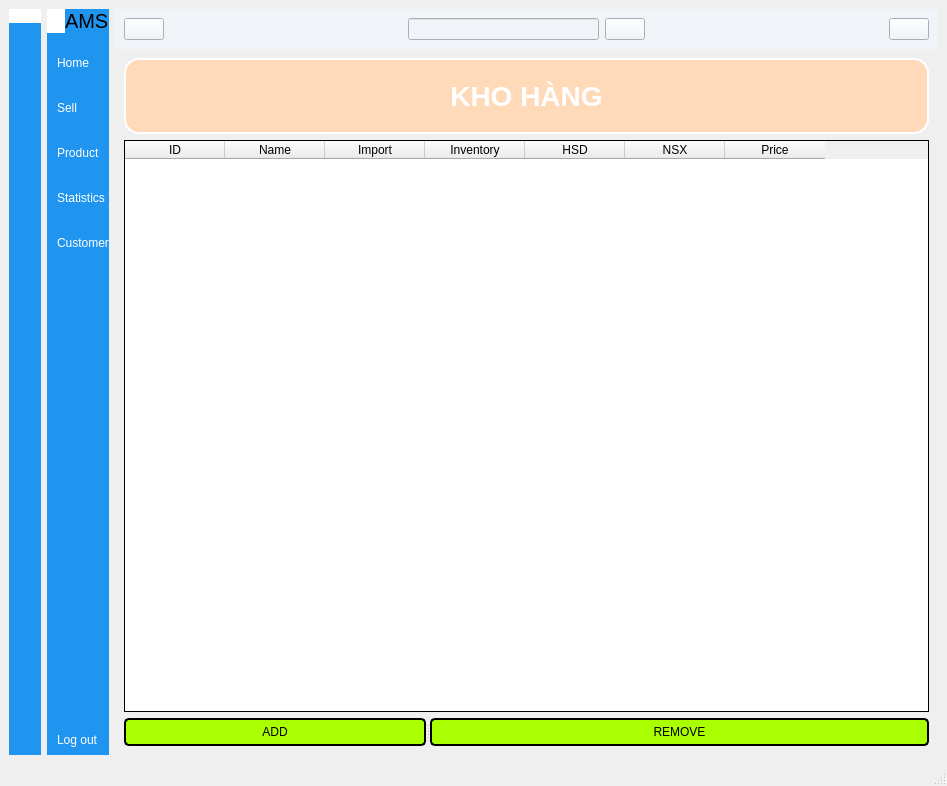
Above: menu.ui from alandwalker2/sanpham before the change. Below: the same form after it.
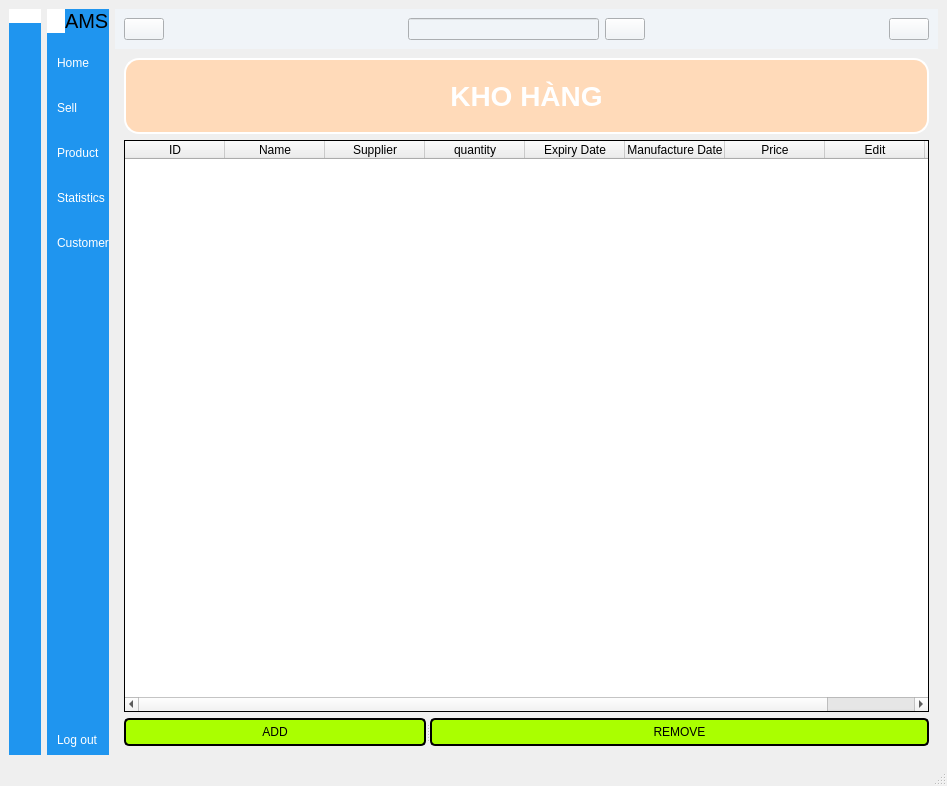
That is the form after the change. Icons and pictures are not drawn.

```diff
--- a/menu.ui
+++ b/menu.ui
@@ -851,6 +851,12 @@
           <layout class="QGridLayout" name="gridLayout_5">
            <item row="1" column="0">
             <widget class="QTableWidget" name="productTable_2">
+             <property name="sizePolicy">
+              <sizepolicy hsizetype="Expanding" vsizetype="Expanding">
+               <horstretch>80</horstretch>
+               <verstretch>0</verstretch>
+              </sizepolicy>
+             </property>
              <property name="styleSheet">
               <string notr="true">QTableWidget {
         border: 1px solid black; /* Viền ngoài của bảng */
@@ -860,6 +866,15 @@
         border: 1px solid gray; /* Viền của các ô */
     }</string>
              </property>
+             <property name="sortingEnabled">
+              <bool>true</bool>
+             </property>
+             <attribute name="horizontalHeaderStretchLastSection">
+              <bool>true</bool>
+             </attribute>
+             <attribute name="verticalHeaderStretchLastSection">
+              <bool>false</bool>
+             </attribute>
              <column>
               <property name="text">
                <string>ID</string>
@@ -872,22 +887,22 @@
              </column>
              <column>
               <property name="text">
-               <string>Import</string>
+               <string>Supplier</string>
               </property>
              </column>
              <column>
               <property name="text">
-               <string>Inventory</string>
+               <string>quantity</string>
               </property>
              </column>
              <column>
               <property name="text">
-               <string>HSD</string>
+               <string>Expiry Date</string>
               </property>
              </column>
              <column>
               <property name="text">
-               <string>NSX</string>
+               <string>Manufacture Date</string>
               </property>
              </column>
              <column>
@@ -895,6 +910,16 @@
                <string>Price</string>
               </property>
              </column>
+             <column>
+              <property name="text">
+               <string>Edit</string>
+              </property>
+             </column>
+             <column>
+              <property name="text">
+               <string>Delete</string>
+              </property>
+             </column>
             </widget>
            </item>
            <item row="0" column="0">
```
Left out of the diff: 16 changed lines with no effect on the pictures.
